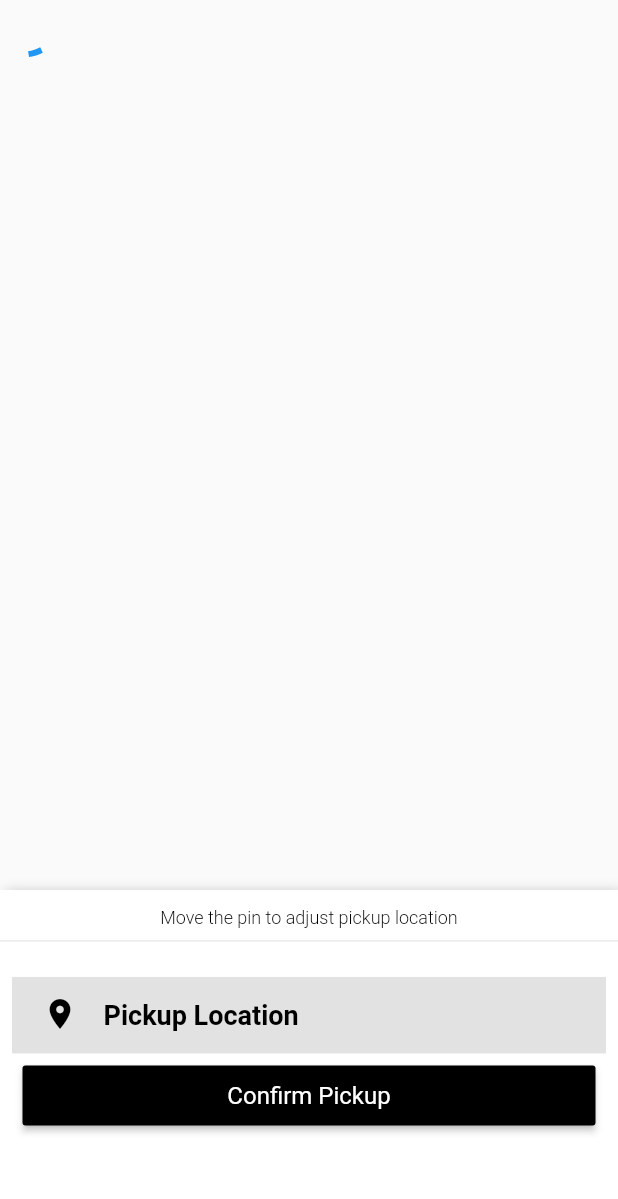
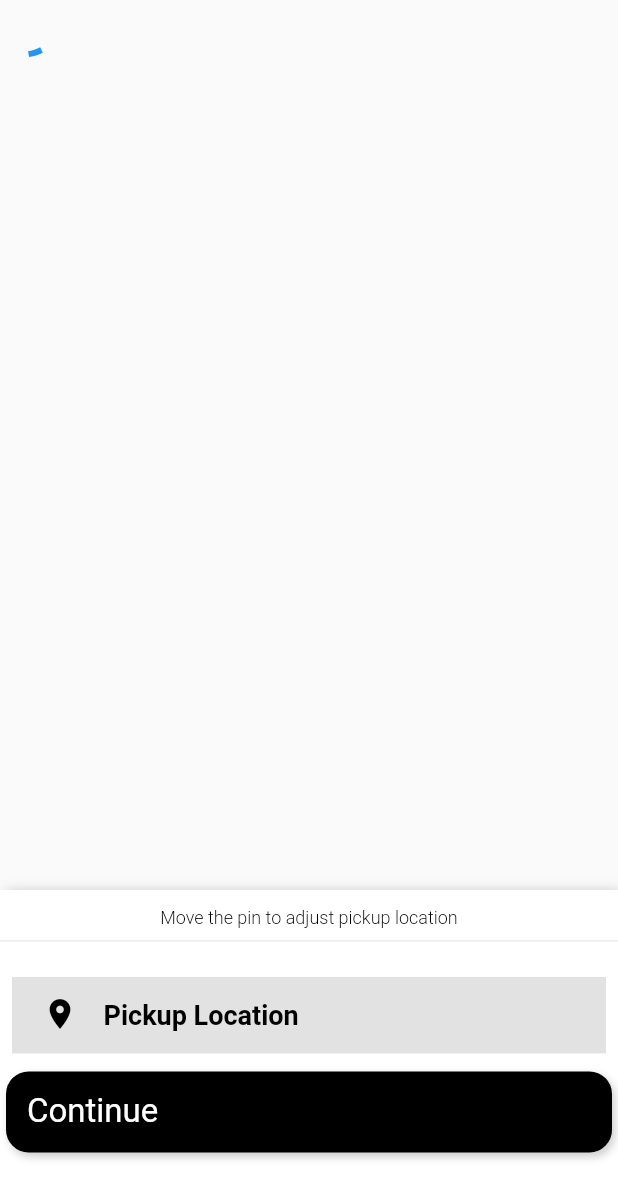
Before and after one commit to Santos-Enoque/flutter-uberclone-course-rider, a Flutter app: the screen it shows after launch, on a phone screen of 412 x 824 dp. Shown: the top 1199 px of the screen. Run offline on Flutter 3.47's test engine with Material 2 defaults, Android fonts, the phone set to English and light mode, and no system bars; our stand-ins replace flutter_spinkit, geolocator, google_maps_flutter, shared_preferences.

Commit message:
connect to firebase

```diff
--- a/lib/widgets/pickup_selection_widget.dart
+++ b/lib/widgets/pickup_selection_widget.dart
@@ -1,5 +1,6 @@
 import 'package:flutter/material.dart';
 import 'package:ubercourserider/helpers/style.dart';
+import 'package:ubercourserider/widgets/custom_btn.dart';
 
 import 'custom_text.dart';
 
@@ -65,21 +66,9 @@ class PickupSelectionWidget extends StatelessWidget {
                   ),
                 ),
               ),
-              SizedBox(
-                width: double.infinity,
-                height: 40,
-                child: Padding(
-                  padding: const EdgeInsets.symmetric(horizontal: 15),
-                  child: RaisedButton(
-                    onPressed: () {},
-                    color: black,
-                    child: CustomText(
-                      text: 'Confirm Pickup',
-                      color: Colors.white,
-                      size: 16,
-                    ),
-                  ),
-                ),
+              Padding(
+                padding: const EdgeInsets.all(4),
+                child: CustomBtn(text: "Continue", onTap: () {}),
               )
             ],
           ),
--- a/pubspec.yaml
+++ b/pubspec.yaml
@@ -3,7 +3,7 @@ description: A new Flutter application.
 
 # The following line prevents the package from being accidentally published to
 # pub.dev using `pub publish`. This is preferred for private packages.
-publish_to: 'none' # Remove this line if you wish to publish to pub.dev
+publish_to: "none" # Remove this line if you wish to publish to pub.dev
 
 # The following defines the version and build number for your application.
 # A version number is three numbers separated by dots, like 1.2.43
@@ -23,7 +23,10 @@ environment:
 dependencies:
   flutter:
     sdk: flutter
+  cloud_firestore: ^0.16.0
   cupertino_icons: ^0.1.3
+  firebase_auth: ^0.20.0+1
+  firebase_core: ^0.7.0
   flutter_spinkit: ^4.1.2+1
   geolocator: ^6.1.6
   google_maps_flutter: null
@@ -38,7 +41,6 @@ dev_dependencies:
 # following page: https://dart.dev/tools/pub/pubspec
 # The following section is specific to Flutter.
 flutter:
-
   # The following line ensures that the Material Icons font is
   # included with your application, so that you can use the icons in
   # the material Icons class.
```
Also changed, not shown: pubspec.lock, 3 other files.
